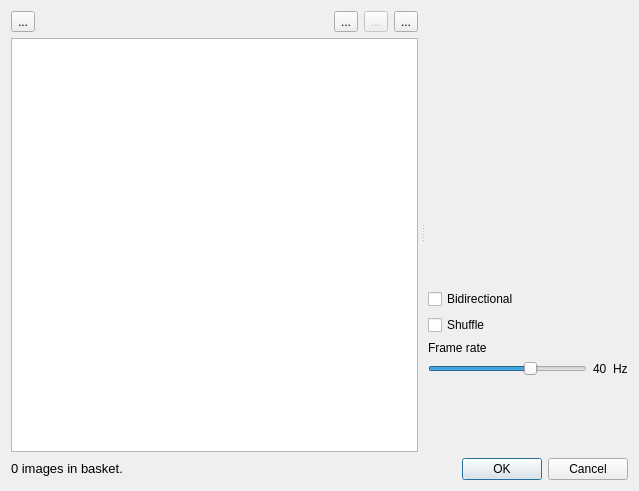
Qt form src/BasketSelectionDialog.ui (markus-wa/glmixer-mirror) before a commit.
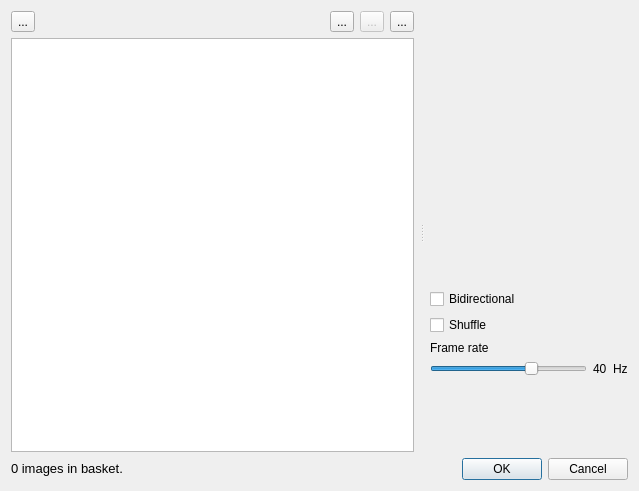
The same form after that commit. Icons and pictures are not drawn. Custom widgets are drawn as their Qt base class.

The edit to the form file:
```diff
--- a/src/BasketSelectionDialog.ui
+++ b/src/BasketSelectionDialog.ui
@@ -47,7 +47,7 @@
         <number>0</number>
        </property>
        <property name="rightMargin">
-        <number>3</number>
+        <number>6</number>
        </property>
        <property name="bottomMargin">
         <number>0</number>
@@ -203,7 +203,7 @@
       </property>
       <layout class="QVBoxLayout" name="verticalLayout_4">
        <property name="leftMargin">
-        <number>3</number>
+        <number>6</number>
        </property>
        <property name="topMargin">
         <number>0</number>
```
